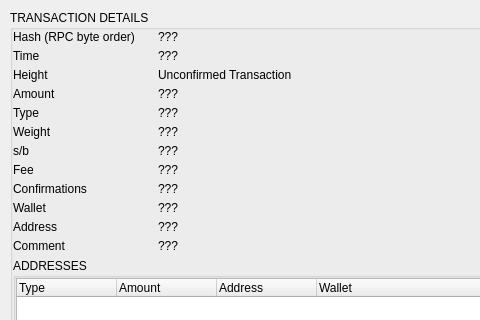
Qt form BlockSettleUILib/TransactionDetailDialog.ui (BlockSettle/terminal) before a commit; both pictures show x 0 to 480 and y 0 to 320 of the 640 by 480 pixel window.
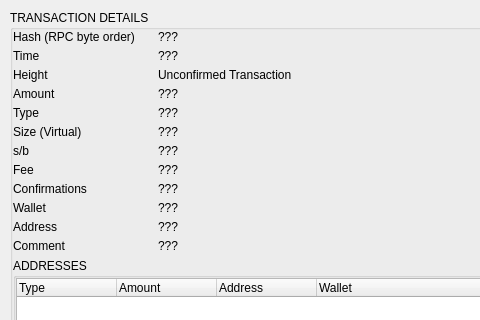
The same form after that commit. Custom widgets are drawn as their Qt base class.

Commit message:
Fix TX virtual size calculation
When creating a TX, we need an accurate estimate of the TX virtual size. Properly initialize the relevant data, and get the resultant weight. Also fix some misleading UI statements ("weight" --> "virtual size").

Note that this TX has a portion that can be changed later if a proposed change is upstreamed in Armory. It works fine as-is but should be swapped out eventually to remove unnecessarily redundant work.

Patch:
```diff
--- a/BlockSettleUILib/TransactionDetailDialog.ui
+++ b/BlockSettleUILib/TransactionDetailDialog.ui
@@ -329,7 +329,7 @@
               </size>
              </property>
              <property name="text">
-              <string>Weight</string>
+              <string>Size (Virtual)</string>
              </property>
             </widget>
            </item>
```
The commit also changes 5 other files.
